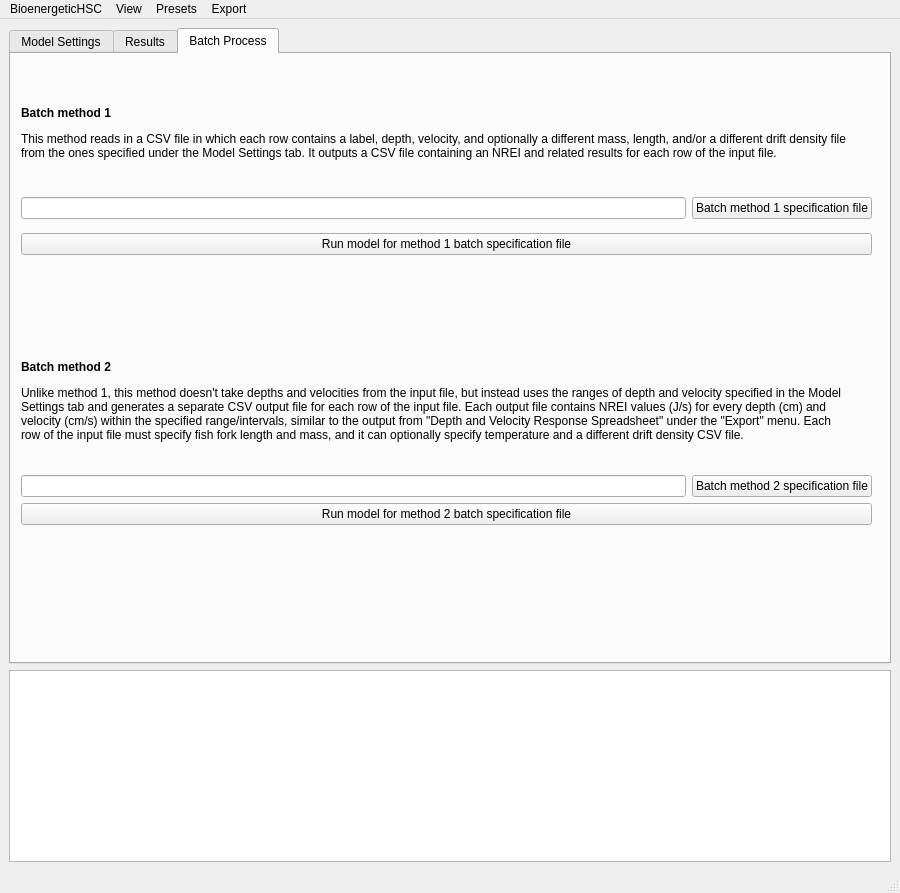
Qt form MainUI.ui (JasonNeuswanger/BioenergeticHSC) before a commit.
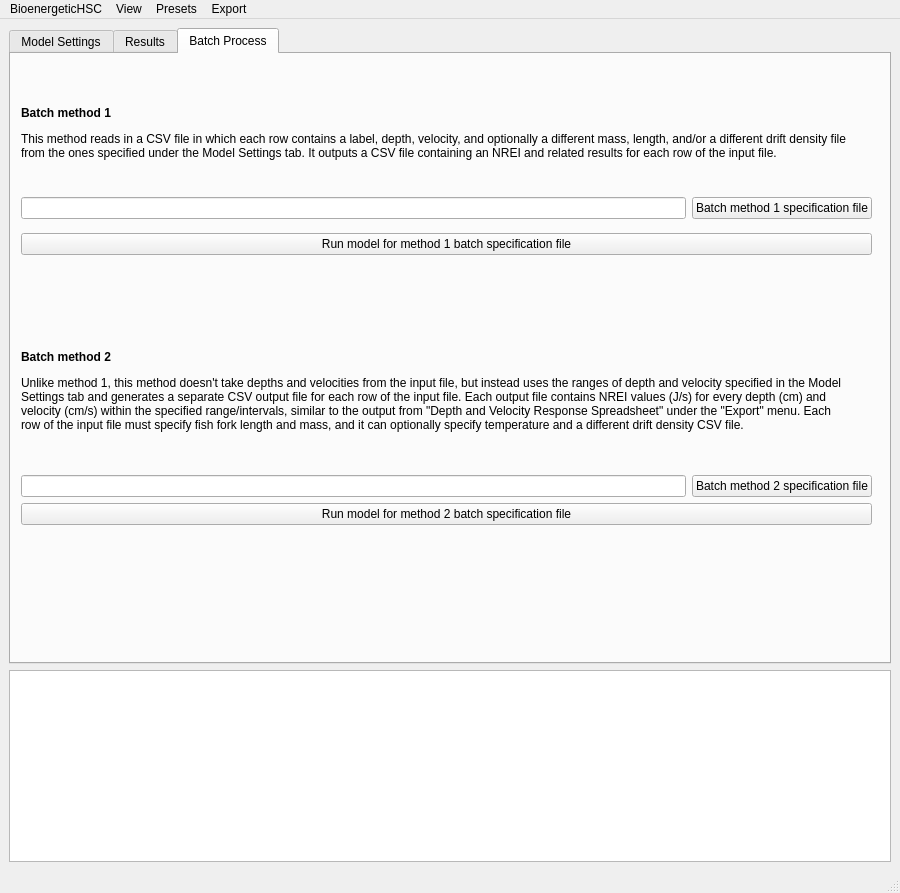
The same form after that commit. The open tabs and pages were chosen to show the change.

Commit message: Minor formatting adjustments in the GUI

Patch:
```diff
--- a/MainUI.ui
+++ b/MainUI.ui
@@ -1175,9 +1175,9 @@
           <property name="geometry">
            <rect>
             <x>10</x>
-            <y>280</y>
+            <y>260</y>
             <width>851</width>
-            <height>191</height>
+            <height>211</height>
            </rect>
           </property>
           <layout class="QVBoxLayout" name="verticalLayout_4">
@@ -1224,7 +1224,7 @@
            </item>
           </layout>
          </widget>
-         <widget class="QWidget" name="">
+         <widget class="QWidget" name="layoutWidget">
           <property name="geometry">
            <rect>
             <x>10</x>
```
Left out of the diff: 6 changed lines with no effect on the pictures.
